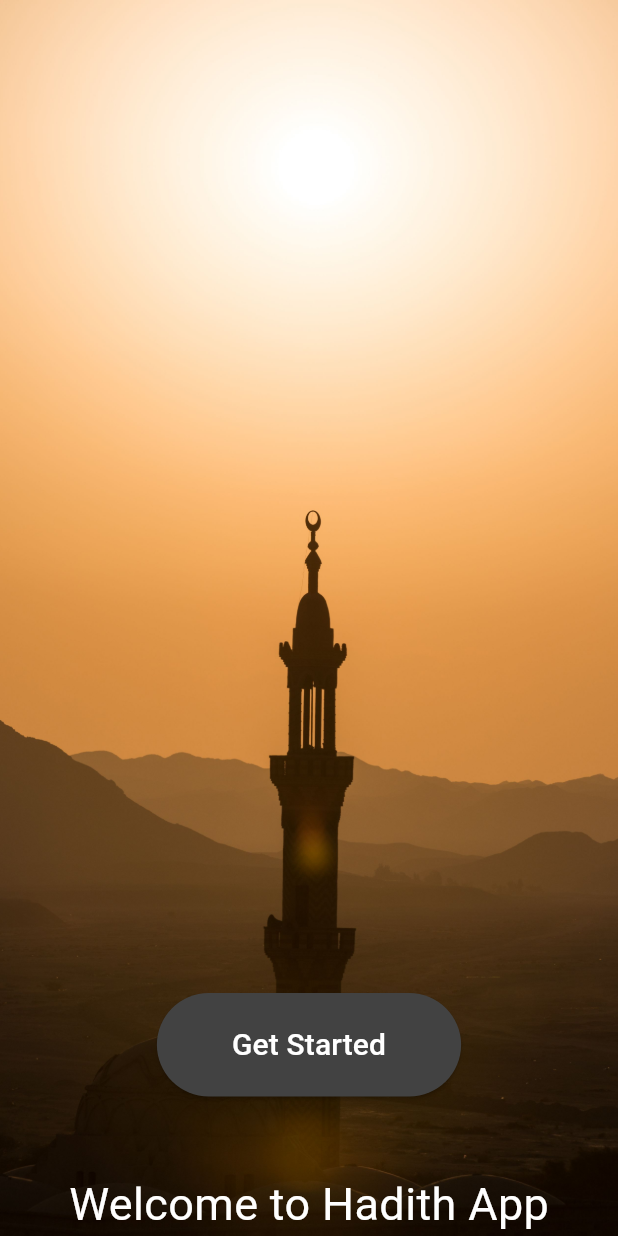
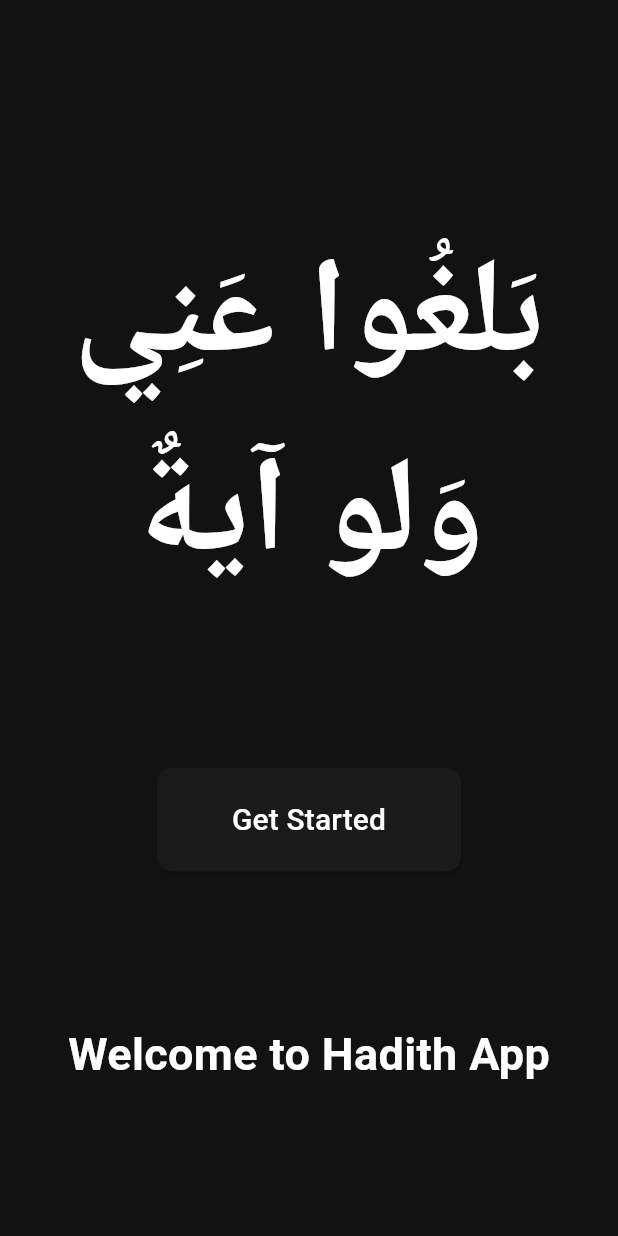
Before and after one commit to Oussamanmmh/Hadith-Application-, a Flutter app: the screen it shows after launch, on a phone screen of 412 x 824 dp. Run offline on Flutter 3.47's test engine with Material 3 defaults, Android fonts, the phone set to English and light mode, and no system bars; our stand-ins replace animated_toggle_switch, hive, hive_flutter, lite_rolling_switch; accounts and stored records are empty; Roboto replaces fonts that are missing (Robot Slab).

Commit message:
generate the apk

```diff
--- a/lib/widgets/detailsHadith.dart
+++ b/lib/widgets/detailsHadith.dart
@@ -52,6 +52,7 @@ class DetailsHadith extends StatelessWidget {
                 child: Column(
 
                   children: [
+                     const SizedBox(height: 20,),
                     Text(hadithDetails.title,textAlign: TextAlign.center,textDirection:TextDirection.rtl, style: TextStyle(fontSize: 20,fontWeight: FontWeight.bold),),
                     const SizedBox(height: 10,),
                     Text(hadithDetails.hadeeth,textDirection:TextDirection.rtl ,textAlign: TextAlign.right, style: TextStyle(fontSize: 18),),
--- a/lib/widgets/landingpage.dart
+++ b/lib/widgets/landingpage.dart
@@ -11,31 +11,44 @@ class LandingPage extends StatelessWidget {
       body: Center(
         child: Container(
           decoration: BoxDecoration(
-            image: DecorationImage(
-              image: AssetImage('assets/img.jpeg'),
-              fit: BoxFit.cover,
-            ),
+            // image: DecorationImage(
+            //   image: AssetImage('assets/img.jpeg'),
+            //   fit: BoxFit.cover,
+            // ),
           ),
           child: Center(
             child: Column(
               mainAxisAlignment: MainAxisAlignment.end,
               children: [
+                Text('بَلغُوا عَنِي وَلو آيةٌ', textAlign: TextAlign.center,textDirection: TextDirection.rtl,style: TextStyle(fontWeight: FontWeight.bold, fontSize: 90 ),),
+                const  SizedBox(height: 100,),
                 ElevatedButton(onPressed: (){
                   Navigator.pushNamed(context, '/listCathegorie');
                 },
                 style: ElevatedButton.styleFrom(
                   padding: EdgeInsets.symmetric(horizontal: 50, vertical: 20),
-                  backgroundColor: Colors.grey[800],
+                  backgroundColor: Theme.of(context).colorScheme.primary,
                   //when clicked
-                  foregroundColor: Colors.white10
+                  foregroundColor: Colors.white10,
+                  shape: RoundedRectangleBorder(
+                    borderRadius: BorderRadius.circular(10),
+                  ),
 
 
 
                 ),
-                child: Text('Get Started', style: TextStyle(fontSize: 20, color: Colors.white),)),
-                SizedBox(height: 50,),
-                 Text('Welcome to Hadith App', style: TextStyle(fontSize: 30, color: Colors.white),),
-
+                child: Text('Get Started', style: TextStyle(fontSize: 20,color: Theme.of(context).colorScheme.onSecondary), )),
+               const  SizedBox(height: 100,),
+                Text(
+                  'Welcome to Hadith App',
+                  style: TextStyle(
+                    fontWeight: FontWeight.bold,
+                    fontSize: 30,
+                    fontFamily: 'Robot Slab',
+                    color: Theme.of(context).colorScheme.onSecondary,
+                  ),
+                ),
+               const SizedBox(height: 100,),
               ],
             ),
           ),
```
